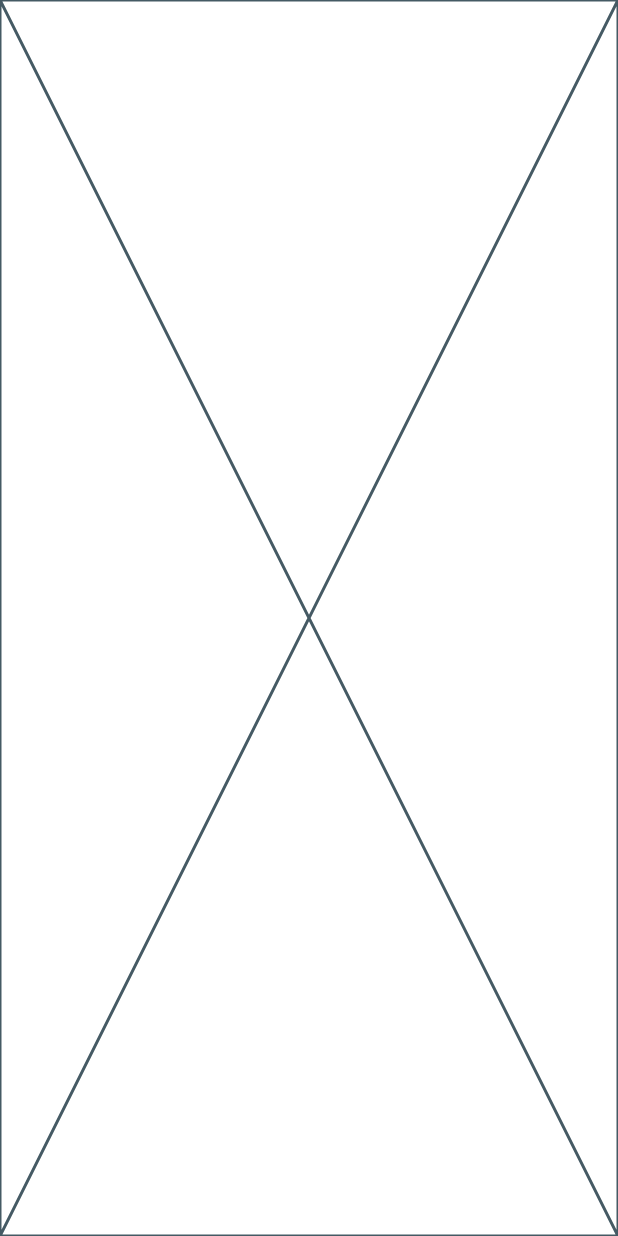
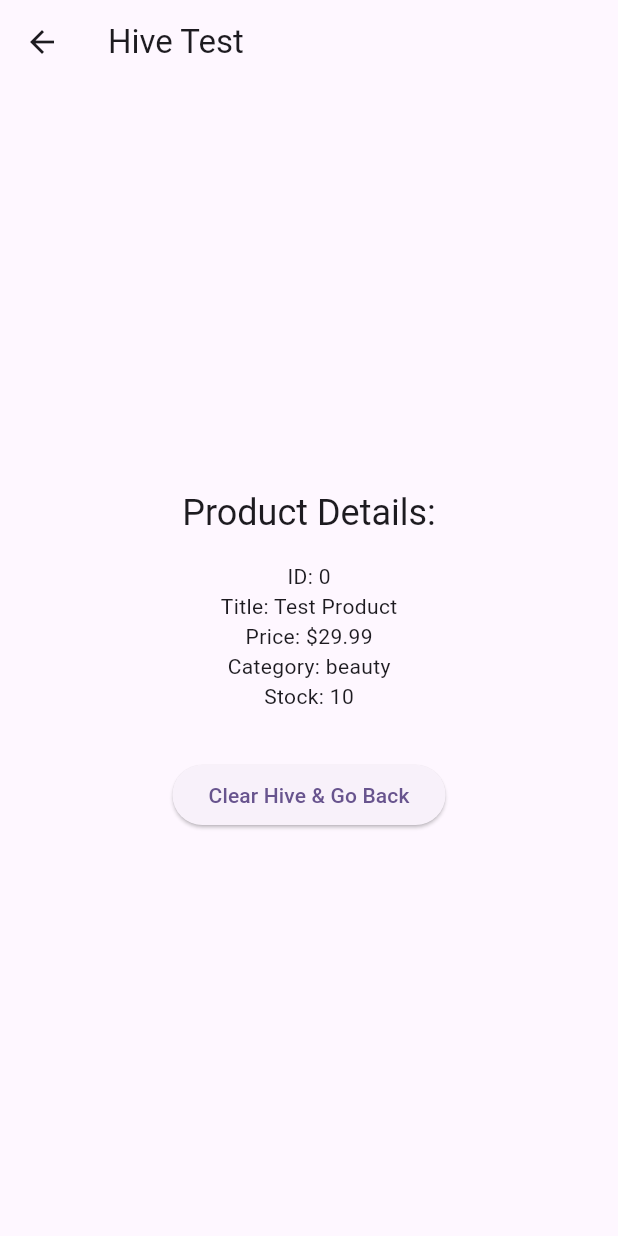
Before and after one commit to csakos05/fitnessMobileApp, a Flutter app: the screen it shows after launch, after a tap on "Click me", on a phone screen of 412 x 824 dp. Run offline on Flutter 3.47's test engine with Material 3 defaults, Android fonts, the phone set to English and light mode, and no system bars; our stand-ins replace get_it, go_router, hive_ce; accounts and stored records are empty; statements that could not run were skipped.

Commit message:
setup hive

```diff
--- a/fitt_app/lib/index.dart
+++ b/fitt_app/lib/index.dart
@@ -1,3 +1,3 @@
 export 'package:fitt_app/main.dart';
-export 'package:fitt_app/test_page.dart';
+export 'package:fitt_app/test_page/test_page.dart';
 export 'package:fitt_app/infrastructure/routes/navigation_service.dart';
--- a/fitt_app/lib/main.dart
+++ b/fitt_app/lib/main.dart
@@ -1,3 +1,4 @@
+import 'package:fitt_app/storage/storage_service.dart';
 import 'package:flutter/material.dart';
 import 'package:flutter_localizations/flutter_localizations.dart';
 import 'infrastructure/localization/app_localizations.dart';
@@ -5,7 +6,10 @@ import 'infrastructure/localization/app_localizations_delegate.dart';
 import 'infrastructure/routes/routes.dart';
 import 'package:fitt_app/index.dart';
 
-void main() {
+void main() async {
+  WidgetsFlutterBinding.ensureInitialized();
+
+  await StorageService().initialize();
   runApp(const MyApp());
 }
 
--- /dev/null
+++ b/fitt_app/lib/storage/abstract_hive_repository.dart
@@ -0,0 +1,48 @@
+import 'package:hive_ce/hive.dart';
+
+abstract class HiveRepository<T> {
+  final String hiveBoxName;
+
+  HiveRepository({required this.hiveBoxName});
+
+  Future<bool> openBox() async {
+    if (!Hive.isBoxOpen(hiveBoxName)) {
+      await Hive.openBox(hiveBoxName);
+      return true;
+    }
+    return Hive.isBoxOpen(hiveBoxName);
+  }
+
+  Future<Box> getBox() async {
+    if (await openBox()) {
+      return Hive.box(hiveBoxName);
+    } else {
+      throw Exception('Box $hiveBoxName is not open. Call openBox() first.');
+    }
+  }
+
+  Future<T?> getValue(dynamic key) async {
+    final box = await getBox();
+    return box.get(key) as T?;
+  }
+
+  Future<void> putValue(dynamic key, T value) async {
+    final box = await getBox();
+    await box.put(key, value);
+  }
+
+  Future<List<T>> getAllValues() async {
+    final box = await getBox();
+    return box.values.cast<T>().toList();
+  }
+
+  Future<void> deleteValue(dynamic key) async {
+    final box = await getBox();
+    await box.delete(key);
+  }
+
+  Future<void> clearAll() async {
+    final box = await getBox();
+    await box.clear();
+  }
+}
--- /dev/null
+++ b/fitt_app/lib/storage/example_hive_model.dart
@@ -0,0 +1,38 @@
+import 'package:hive_ce/hive.dart';
+
+enum Categories {
+  beauty,
+  fragrances
+}
+
+class Product extends HiveObject {
+  Product({
+    required this.id,
+    required this.title,
+    required this.price,
+    required this.category,
+    required this.stock,
+  });
+
+  final int id;
+  final String title;
+  final double price;
+  final Categories category;
+  int stock;
+
+  factory Product.fromJson(Map<String, dynamic> json) => Product(
+    id: json['id'],
+    title: json['title'],
+    price: json['price'],
+    category: Categories.values.byName(json['category']),
+    stock: json['stock'],
+  );
+
+  Map<String, dynamic> toJson() => {
+    'id': id,
+    'title': title,
+    'price': price,
+    'category': category.name,
+    'stock': stock,
+  };
+}
--- /dev/null
+++ b/fitt_app/lib/storage/hive_adapters.dart
@@ -0,0 +1,12 @@
+import 'package:hive_ce/hive.dart';
+
+import 'example_hive_model.dart';
+
+part 'hive_adapters.g.dart';
+
+@GenerateAdapters([
+  AdapterSpec<Product>(),
+  AdapterSpec<Categories>(),
+])
+
+class HiveAdapters {}
--- /dev/null
+++ b/fitt_app/lib/storage/hive_adapters.g.yaml
@@ -0,0 +1,27 @@
+# Generated by Hive CE
+# Manual modifications may be necessary for certain migrations
+# Check in to version control
+nextTypeId: 2
+types:
+  Product:
+    typeId: 0
+    nextIndex: 5
+    fields:
+      id:
+        index: 0
+      title:
+        index: 1
+      price:
+        index: 2
+      category:
+        index: 3
+      stock:
+        index: 4
+  Categories:
+    typeId: 1
+    nextIndex: 2
+    fields:
+      beauty:
+        index: 0
+      fragrances:
+        index: 1
--- /dev/null
+++ b/fitt_app/lib/storage/hive_boxes.dart
@@ -0,0 +1,3 @@
+class HiveBoxNames {
+  static const String exampleBox = 'example_box';
+}
--- /dev/null
+++ b/fitt_app/lib/storage/storage_service.dart
@@ -0,0 +1,15 @@
+import 'dart:io';
+import 'package:fitt_app/storage/hive_registrar.g.dart';
+import 'package:hive_ce/hive.dart';
+
+class StorageService {
+  Future<void> initialize() async {
+    // Use the app's temporary directory which is available without extra packages
+    final directory = Directory.systemTemp.createTempSync('hive_data');
+
+    // Initialize Hive with the temporary directory path
+    Hive
+      ..init(directory.path)
+      ..registerAdapters();
+  }
+}
--- a/fitt_app/lib/test_page.dart
+++ /dev/null
@@ -1,10 +0,0 @@
-import 'package:flutter/material.dart';
-
-class TestPage extends StatelessWidget {
-  const TestPage({super.key});
-
-  @override
-  Widget build(BuildContext context) {
-    return const Placeholder();
-  }
-}
--- /dev/null
+++ b/fitt_app/lib/test_page/ex_repo.dart
@@ -0,0 +1,33 @@
+import '../storage/abstract_hive_repository.dart';
+import '../storage/example_hive_model.dart';
+
+class ProductRepository extends HiveRepository<Product> {
+  static const String boxName = 'products';
+
+  ProductRepository() : super(hiveBoxName: boxName);
+
+  Future<Product?> getProductById(int id) async {
+    return await getValue(id);
+  }
+
+  Future<void> saveProduct(Product product) async {
+    await putValue(product.id, product);
+  }
+
+  Future<List<Product>> getAllProducts() async {
+    return await getAllValues();
+  }
+
+  Future<List<Product>> getProductsByCategory(Categories category) async {
+    final allProducts = await getAllProducts();
+    return allProducts.where((product) => product.category == category).toList();
+  }
+
+  Future<void> updateProductStock(int productId, int newStock) async {
+    final product = await getProductById(productId);
+    if (product != null) {
+      product.stock = newStock;
+      await saveProduct(product);
+    }
+  }
+}
--- /dev/null
+++ b/fitt_app/lib/test_page/test_page.dart
@@ -0,0 +1,83 @@
+import 'package:fitt_app/test_page/ex_repo.dart';
+import 'package:fitt_app/storage/example_hive_model.dart';
+import 'package:flutter/material.dart';
+
+class TestPage extends StatefulWidget {
+  const TestPage({super.key});
+
+  @override
+  State<TestPage> createState() => _TestPageState();
+}
+
+class _TestPageState extends State<TestPage> {
+  final ProductRepository _exRepo = ProductRepository();
+  Product? _product;
+  bool _isLoading = true;
+
+  @override
+  void initState() {
+    super.initState();
+    _createAndSaveProduct();
+  }
+
+  Future<void> _createAndSaveProduct() async {
+    // Create a mock product with DateTime.now as ID
+    final productId = DateTime.now().millisecondsSinceEpoch % 100000; // Unique ID based on current time
+    final mockProduct = Product(
+      id: productId,
+      title: "Test Product",
+      price: 29.99,
+      category: Categories.beauty,
+      stock: 10,
+    );
+
+    // Save to Hive
+    await _exRepo.saveProduct(mockProduct);
+
+    // Load the product to display
+    final product = await _exRepo.getProductById(productId);
+
+    setState(() {
+      _product = product;
+      _isLoading = false;
+    });
+  }
+
+  @override
+  Widget build(BuildContext context) {
+    return Scaffold(
+      appBar: AppBar(
+        title: const Text('Hive Test'),
+      ),
+      body: Center(
+        child: _isLoading
+          ? const CircularProgressIndicator()
+          : Column(
+              mainAxisAlignment: MainAxisAlignment.center,
+              children: [
+                Text(
+                  'Product Details:',
+                  style: Theme.of(context).textTheme.headlineSmall,
+                ),
+                const SizedBox(height: 16),
+                Text('ID: ${_product?.id}'),
+                Text('Title: ${_product?.title}'),
+                Text('Price: \$${_product?.price}'),
+                Text('Category: ${_product?.category.name}'),
+                Text('Stock: ${_product?.stock}'),
+                const SizedBox(height: 32),
+                ElevatedButton(
+                  onPressed: () async {
+                    await _exRepo.clearAll();
+                    if (context.mounted) {
+                      Navigator.pop(context);
+                    }
+                  },
+                  child: const Text('Clear Hive & Go Back'),
+                ),
+              ],
+            ),
+      ),
+    );
+  }
+}
--- a/fitt_app/pubspec.yaml
+++ b/fitt_app/pubspec.yaml
@@ -38,6 +38,7 @@ dependencies:
   flutter_localizations:
     sdk: flutter
   go_router: ^16.2.4
+  hive_ce: ^2.14.0
 
 dev_dependencies:
   flutter_test:
@@ -49,6 +50,8 @@ dev_dependencies:
   # package. See that file for information about deactivating specific lint
   # rules and activating additional ones.
   flutter_lints: ^5.0.0
+  build_runner: ^2.4.13
+  hive_ce_generator: ^1.8.0
 
 # For information on the generic Dart part of this file, see the
 # following page: https://dart.dev/tools/pub/pubspec
```
Also changed, not shown: fitt_app/lib/storage/hive_adapters.g.dart (added), fitt_app/lib/storage/hive_registrar.g.dart (added), fitt_app/pubspec.lock.
